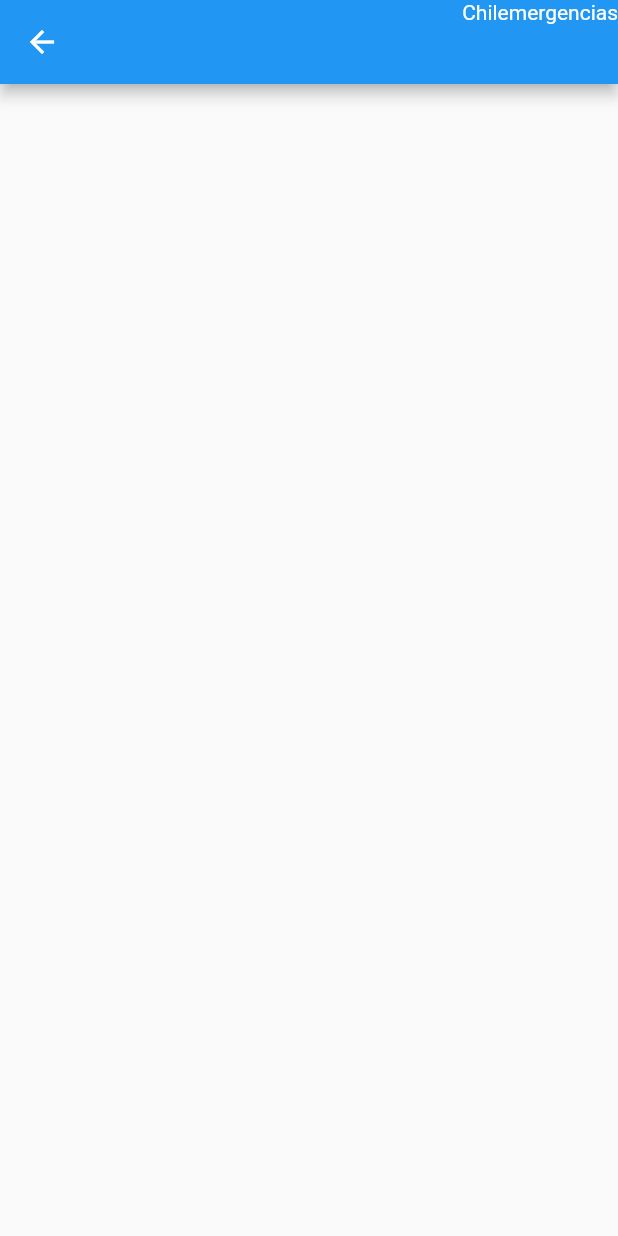
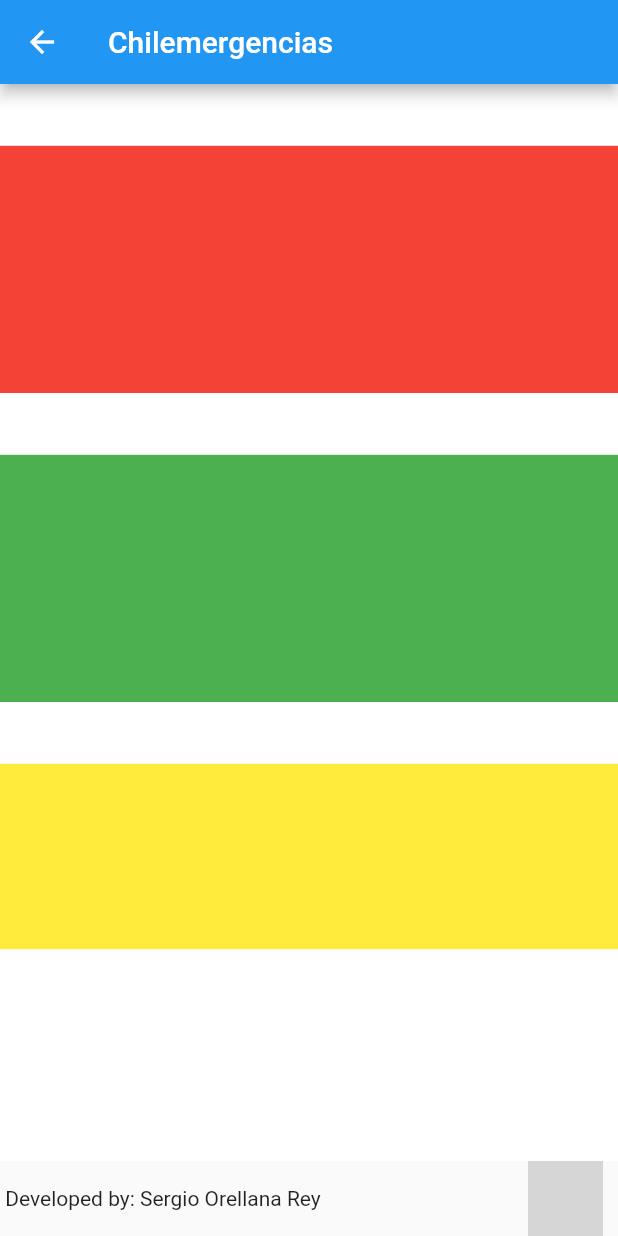
Before and after one commit to SergioOrellanaR/chilemergencias, a Flutter app: the InformationPage screen opened by its route, on a phone screen of 412 x 824 dp. Run offline on Flutter 3.47's test engine with Material 2 defaults, Android fonts, the phone set to English and light mode, and no system bars; our stand-ins replace latlong, location; missing offline and left inert: location_permissions, mapbox_gl; grey boxes are pictures that could not be loaded.

Commit message:
Se agrega página de información y redirecciones

```diff
--- a/lib/main.dart
+++ b/lib/main.dart
@@ -14,7 +14,7 @@ class MyApp extends StatelessWidget {
         if (snapshot.hasData) {
           return MaterialApp(
               title: 'Chilemergencias',
-              initialRoute: snapshot.data ? "information" : "error",
+              initialRoute: snapshot.data ? "home" : "error",
               routes: routes.routeMap(),
               debugShowCheckedModeBanner: false);
         } else {
--- a/lib/src/pages/InformationPage.dart
+++ b/lib/src/pages/InformationPage.dart
@@ -4,13 +4,88 @@ class InformationPage extends StatelessWidget {
   @override
   Widget build(BuildContext context) {
     return Scaffold(
-      appBar: AppBar(actions: <Widget>[Text("Chilemergencias")],),
-      body: Center(child: _body()),
+      appBar: _appBar(context),
+      body: SafeArea(child: _body(context)),
+      backgroundColor: Colors.white,
+      bottomSheet: _footer(),
     );
   }
 
-  _body()
-  {
-    Text("Este es el body");
+  Widget _body(BuildContext context) {
+    Size screenSize = MediaQuery.of(context).size;
+    return Column(
+      children: <Widget>[
+        SizedBox(height: screenSize.height * 0.05),
+        _information(screenSize),
+        SizedBox(height: screenSize.height * 0.05),
+        _donate(screenSize),
+        SizedBox(height: screenSize.height * 0.05),
+        _aboutMe(screenSize),
+        Expanded(
+          child: SizedBox(),
+        )
+      ],
+    );
+  }
+
+  AppBar _appBar(BuildContext context) {
+    return AppBar(
+      title: Row(
+        children: <Widget>[
+          Text("Chilemergencias"),
+        ],
+      ),
+    );
+  }
+
+  Widget _information(Size screenSize) {
+    return Container(
+      height: screenSize.height * 0.2,
+      width: double.infinity,
+      color: Colors.red,
+    );
+  }
+
+  Widget _donate(Size screenSize) {
+    return Container(
+        height: screenSize.height * 0.2,
+        width: double.infinity,
+        color: Colors.green);
+  }
+
+  Widget _aboutMe(Size screenSize) {
+    return Container(
+      height: screenSize.height * 0.15,
+      width: double.infinity,
+      color: Colors.yellow,
+    );
+  }
+
+  _footer() {
+    return Row(
+      children: <Widget>[
+        Text(" Developed by: Sergio Orellana Rey"),
+        Expanded(child: SizedBox()),
+        Image(
+          image: AssetImage("assets/chilemergenciasIcon/OrellanaLogo.png"),
+          fit: BoxFit.scaleDown,
+          width: 50,
+          height: 50,
+        ),
+        SizedBox(
+          width: 10,
+        )
+      ]
+    );
+  }
+
+  GestureDetector _returnToPreviousScreen(BuildContext context) {
+    return GestureDetector(
+        onTap: () {
+          Navigator.pop(context);
+        },
+        child: Icon(
+          Icons.arrow_back,
+        ));
   }
 }
--- a/pubspec.yaml
+++ b/pubspec.yaml
@@ -58,6 +58,7 @@ flutter:
   assets:
     - assets/
     - data/
+    - assets/chilemergenciasIcon/
     - assets/iconsOnMap/
   #  - images/a_dot_ham.jpeg
 
```
Also changed, not shown: lib/src/pages/HomePage.dart (+30 -4 lines).
